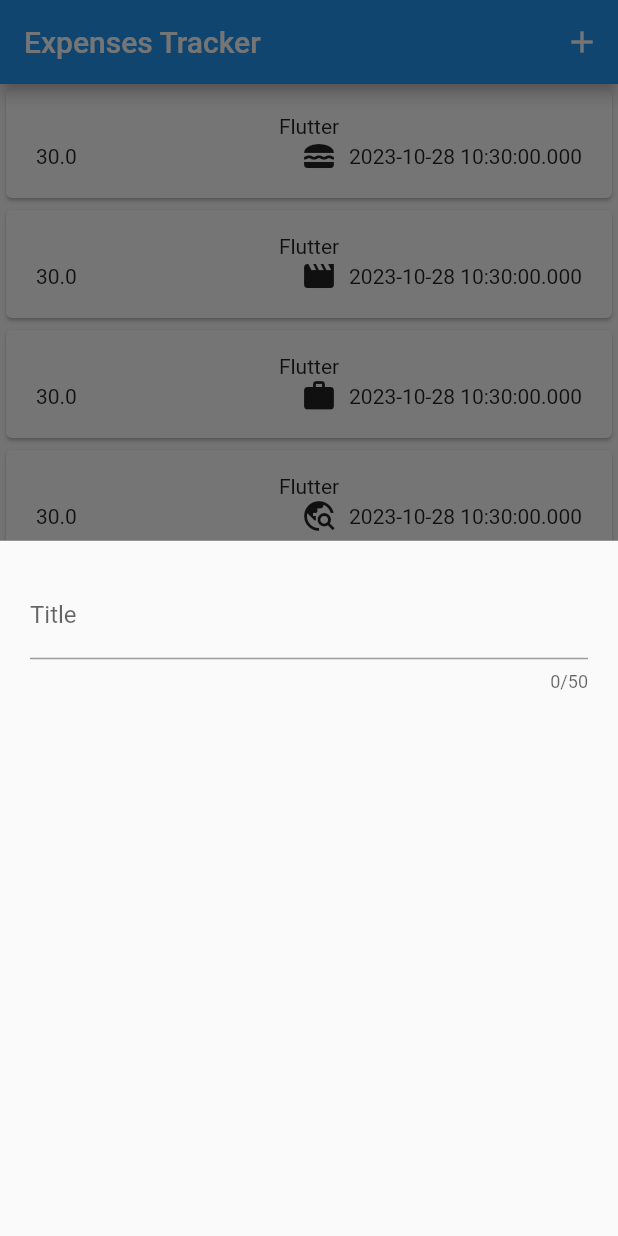
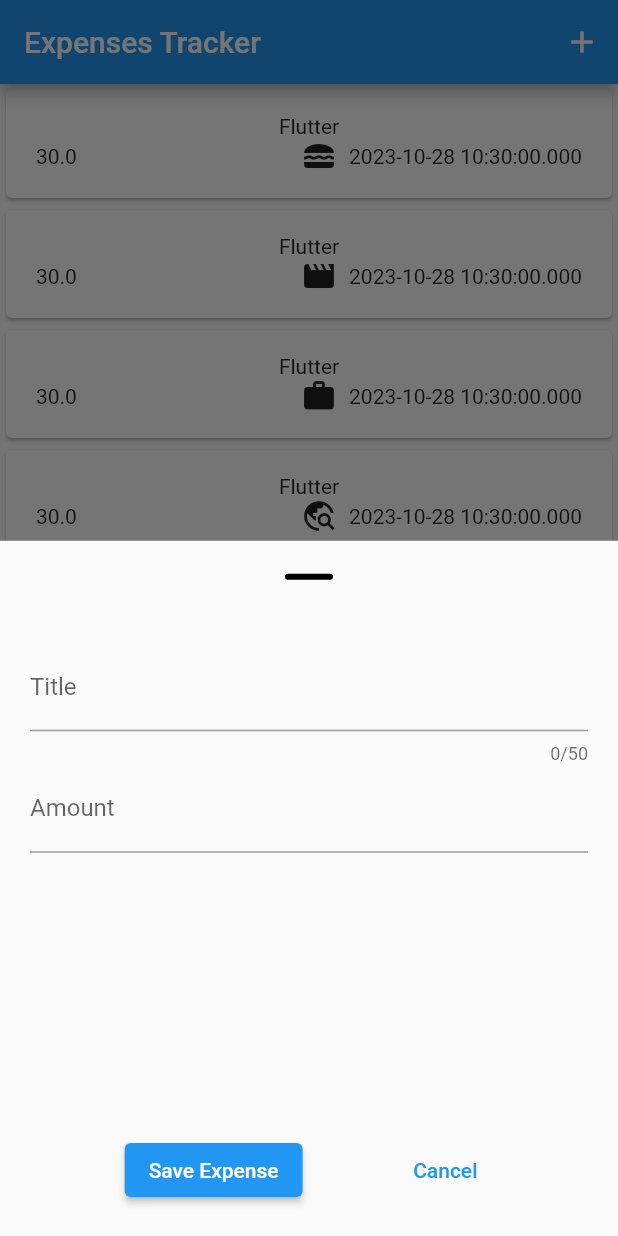
Before and after one commit to DarpanNeve/expense_tracker, a Flutter app: the screen it shows after launch, after a tap on the "add" icon, on a phone screen of 412 x 824 dp. Run offline on Flutter 3.47's test engine with Material 2 defaults, Android fonts, the light colour scheme and no system bars.

Commit message:
dialog added

```diff
--- a/lib/expense.dart
+++ b/lib/expense.dart
@@ -39,9 +39,19 @@
   Widget build(BuildContext context) {
     return Scaffold(
       appBar: AppBar(
-        actions: [IconButton(onPressed: () {
-          showModalBottomSheet(context: context, builder:(ctx)=>NewExpense(), );
-        }, icon: const Icon(Icons.add))],
+        actions: [
+          IconButton(
+              onPressed: () {
+                showModalBottomSheet(
+                  context: context,
+                  builder: (ctx) => const NewExpense(),
+                  showDragHandle: true,
+                  useSafeArea: true,
+                  clipBehavior: Clip.hardEdge,
+                );
+              },
+              icon: const Icon(Icons.add))
+        ],
         title: const Text("Expenses Tracker"),
         leading: null,
       ),
--- a/lib/widget/new_expense.dart
+++ b/lib/widget/new_expense.dart
@@ -8,10 +8,15 @@
 }
 
 class _NewExpenseState extends State<NewExpense> {
-  var _enteredTitle = '';
+  final _titlecontroller = TextEditingController();
+  final _amountcontroller = TextEditingController();
 
-  _saveTitle(String inputValue) {
-    _enteredTitle = inputValue;
+  @override
+  void dispose() {
+    _titlecontroller.dispose();
+    _amountcontroller.dispose();
+    // TODO: implement dispose
+    super.dispose();
   }
 
   @override
@@ -21,9 +26,35 @@
       child: Column(
         children: [
           TextField(
-            onChanged: _saveTitle,
+            controller: _titlecontroller,
             maxLength: 50,
-            decoration: const InputDecoration(label: Text("Title")),
+            decoration: const InputDecoration(
+              label: Text("Title"),
+            ),
+          ),
+          TextField(
+            controller: _amountcontroller,
+            keyboardType: TextInputType.number,
+            decoration: const InputDecoration(
+              prefixText: "\$",
+              label: Text("Amount"),
+            ),
+          ),
+          const Spacer(),
+          Row(
+            mainAxisAlignment: MainAxisAlignment.spaceEvenly,
+            children: [
+              ElevatedButton(
+                onPressed: () {
+                  print(_titlecontroller.text);
+                },
+                child: const Text("Save Expense"),
+              ),
+              TextButton(
+                onPressed: () {},
+                child: const Text("Cancel"),
+              ),
+            ],
           )
         ],
       ),
```
